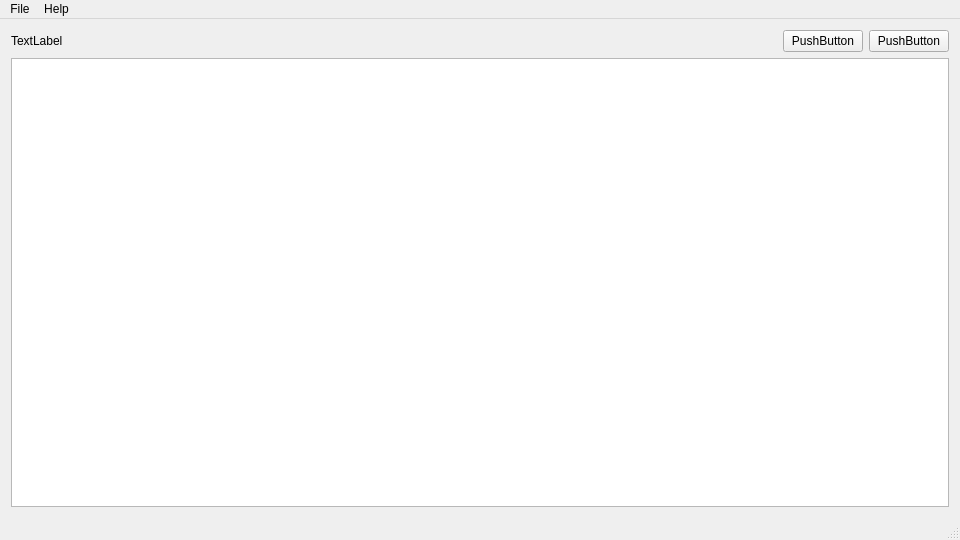
Old version of the form Config_Tool/mainwindow.ui in the repository DFO-Ocean-Navigator/Navigator2Go.
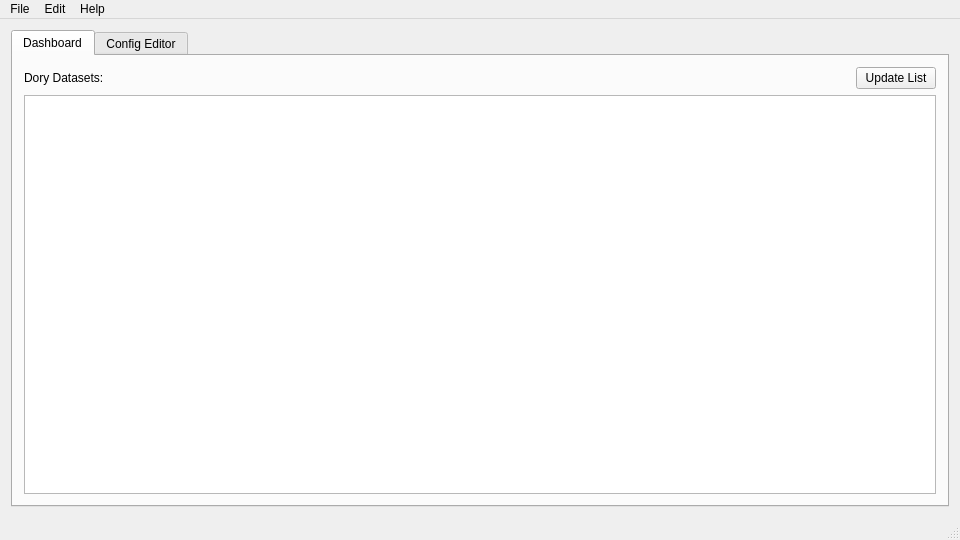
New version of the form. Icons and pictures are not drawn.

```diff
--- a/Config_Tool/mainwindow.ui
+++ b/Config_Tool/mainwindow.ui
@@ -28,7 +28,99 @@
   <widget class="QWidget" name="centralWidget">
    <layout class="QVBoxLayout" name="verticalLayout_2">
     <item>
-     <layout class="QHBoxLayout" name="horizontalLayout">
+     <widget class="QTabWidget" name="tabWidget">
+      <property name="tabShape">
+       <enum>QTabWidget::Rounded</enum>
+      </property>
+      <property name="currentIndex">
+       <number>0</number>
+      </property>
+      <property name="documentMode">
+       <bool>false</bool>
+      </property>
+      <property name="tabsClosable">
+       <bool>false</bool>
+      </property>
+      <property name="movable">
+       <bool>true</bool>
+      </property>
+      <property name="tabBarAutoHide">
+       <bool>true</bool>
+      </property>
+      <widget class="QWidget" name="dashboard">
+       <attribute name="icon">
+        <iconset resource="resources.qrc">
+         <normaloff>:/icons/icons/house.png</normaloff>:/icons/icons/house.png</iconset>
+       </attribute>
+       <attribute name="title">
+        <string>Dashboard</string>
+       </attribute>
+       <layout class="QVBoxLayout" name="verticalLayout_6">
+        <item>
+         <layout class="QVBoxLayout" name="verticalLayout_4">
+          <item>
+           <layout class="QHBoxLayout" name="horizontalLayout_4">
+            <item>
+             <widget class="QLabel" name="label">
+              <property name="text">
+               <string>Dory Datasets:</string>
+              </property>
+             </widget>
+            </item>
+            <item>
+             <spacer name="horizontalSpacer_2">
+              <property name="orientation">
+               <enum>Qt::Horizontal</enum>
+              </property>
+              <property name="sizeHint" stdset="0">
+               <size>
+                <width>40</width>
+                <height>20</height>
+               </size>
+              </property>
+             </spacer>
+            </item>
+            <item>
+             <widget class="QPushButton" name="pushButtonUpdateDoryList">
+              <property name="text">
+               <string>Update List</string>
+              </property>
+              <property name="icon">
+               <iconset resource="resources.qrc">
+                <normaloff>:/icons/icons/sync.png</normaloff>:/icons/icons/sync.png</iconset>
+              </property>
+             </widget>
+            </item>
+           </layout>
+          </item>
+          <item>
+           <widget class="QListWidget" name="listWidgetDoryDatasets">
+            <property name="sizePolicy">
+             <sizepolicy hsizetype="Expanding" vsizetype="Expanding">
+              <horstretch>0</horstretch>
+              <verstretch>0</verstretch>
+             </sizepolicy>
+            </property>
+            <property name="alternatingRowColors">
+             <bool>true</bool>
+            </property>
+           </widget>
+          </item>
+         </layout>
+        </item>
+       </layout>
+      </widget>
+      <widget class="QWidget" name="configEditor">
+       <attribute name="icon">
+        <iconset resource="resources.qrc">
+         <normaloff>:/icons/icons/wrench.png</normaloff>:/icons/icons/wrench.png</iconset>
+       </attribute>
+       <attribute name="title">
+        <string>Config Editor</string>
+       </attribute>
+       <layout class="QVBoxLayout" name="verticalLayout_5">
+        <item>
+         <layout class="QHBoxLayout" name="horizontalLayout_3">
       <item>
        <widget class="QLabel" name="labelList">
         <property name="text">
@@ -43,7 +135,7 @@
         </property>
         <property name="sizeHint" stdset="0">
          <size>
-          <width>40</width>
+              <width>917</width>
           <height>20</height>
          </size>
         </property>
@@ -80,7 +172,7 @@
      </layout>
     </item>
     <item>
-     <widget class="QListWidget" name="listWidget">
+         <widget class="QListWidget" name="listWidgetConfigDatasets">
       <property name="sizePolicy">
        <sizepolicy hsizetype="Expanding" vsizetype="Expanding">
         <horstretch>0</horstretch>
@@ -108,6 +200,10 @@
     </item>
    </layout>
   </widget>
+     </widget>
+    </item>
+   </layout>
+  </widget>
   <widget class="QMenuBar" name="menuBar">
    <property name="geometry">
     <rect>
@@ -132,7 +228,14 @@
     <addaction name="actionAbout"/>
     <addaction name="actionAbout_Qt"/>
    </widget>
+   <widget class="QMenu" name="menuEdit">
+    <property name="title">
+     <string>Edit</string>
+    </property>
+    <addaction name="actionPreferences"/>
+   </widget>
    <addaction name="menuFile"/>
+   <addaction name="menuEdit"/>
    <addaction name="menuHelp"/>
   </widget>
   <widget class="QStatusBar" name="statusBar"/>
```
Left out of the diff: 12 changed lines with no effect on the pictures. Lines whose indentation alone changed are shown as unchanged.
